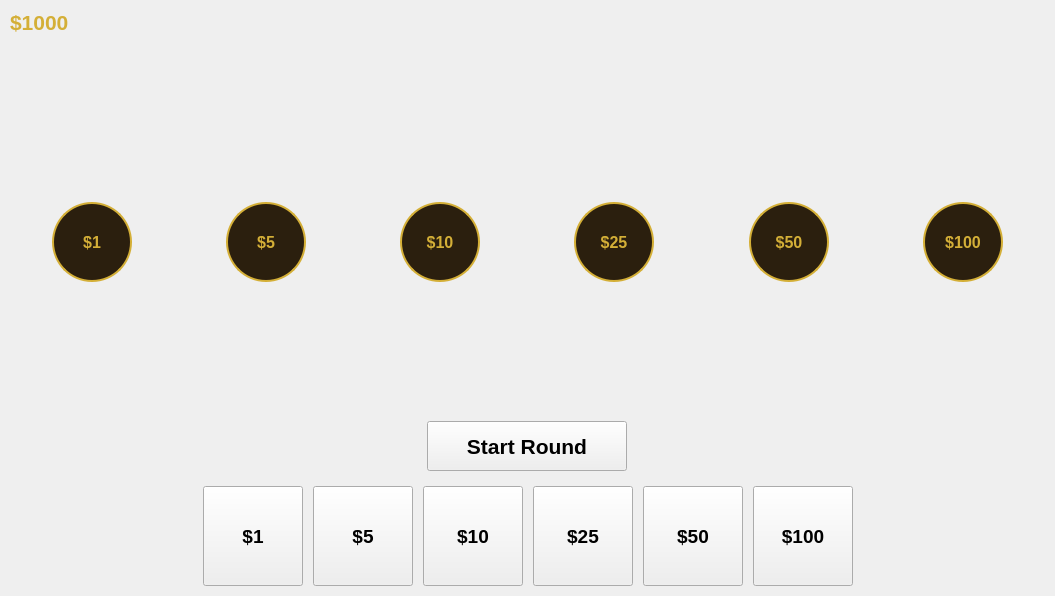
owenharvey78/blackjack-learning-game, file game_widget.ui: the form before one commit.
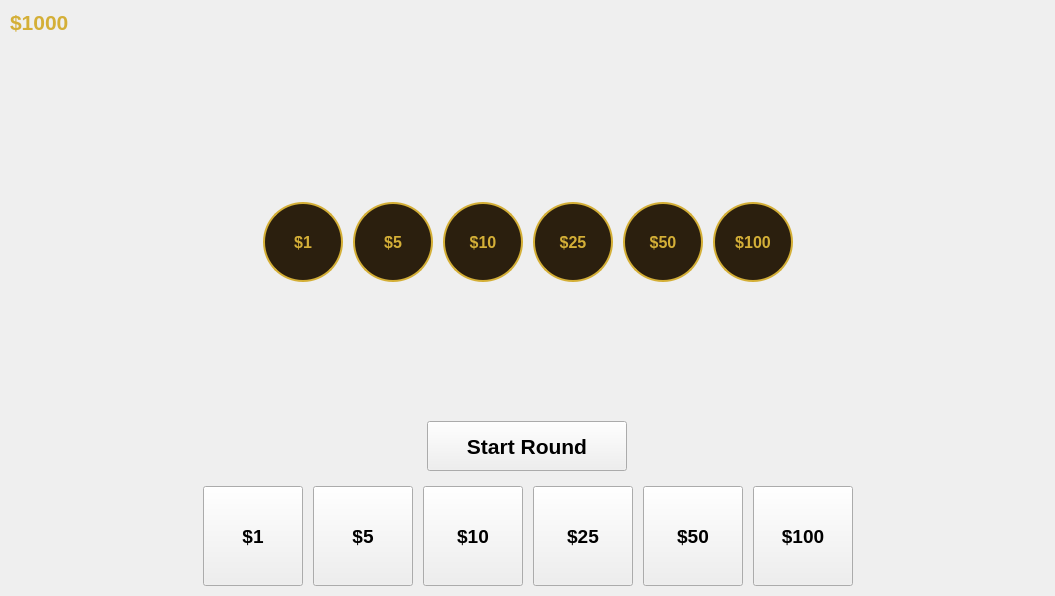
The form after the commit.

Commit message: Add spacers to make chip spacing consistent

Patch:
```diff
--- a/game_widget.ui
+++ b/game_widget.ui
@@ -80,10 +80,23 @@
     </spacer>
    </item>
    <item>
-    <layout class="QHBoxLayout" name="betDisplayLayout" stretch="0,0,0,0,0,0,0">
+    <layout class="QHBoxLayout" name="betDisplayLayout" stretch="0,0,0,0,0,0,0,0">
      <property name="spacing">
       <number>10</number>
      </property>
+     <item>
+      <spacer name="displayChipsLeftSpacer">
+       <property name="orientation">
+        <enum>Qt::Orientation::Horizontal</enum>
+       </property>
+       <property name="sizeHint" stdset="0">
+        <size>
+         <width>40</width>
+         <height>20</height>
+        </size>
+       </property>
+      </spacer>
+     </item>
      <item alignment="Qt::AlignmentFlag::AlignHCenter|Qt::AlignmentFlag::AlignVCenter">
       <widget class="QPushButton" name="betDisplay1Button">
        <property name="minimumSize">
@@ -234,6 +247,19 @@
        </property>
       </widget>
      </item>
+     <item>
+      <spacer name="displayChipsRightSpacer">
+       <property name="orientation">
+        <enum>Qt::Orientation::Horizontal</enum>
+       </property>
+       <property name="sizeHint" stdset="0">
+        <size>
+         <width>40</width>
+         <height>20</height>
+        </size>
+       </property>
+      </spacer>
+     </item>
     </layout>
    </item>
    <item>
```
Left out of the diff: 36 changed lines with no effect on the pictures.
